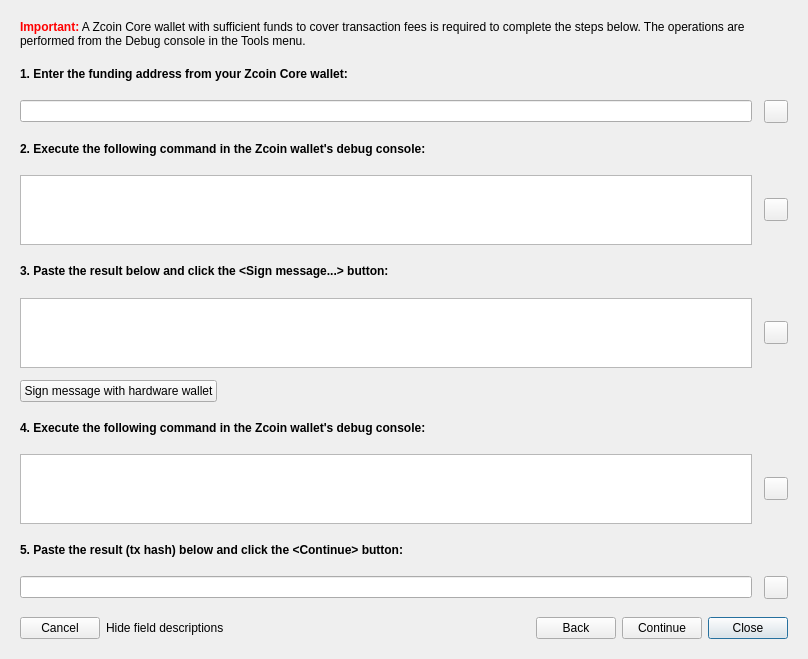
This is src/ui/ui_reg_masternode_dlg.ui in Bertrand256/dash-masternode-tool as Qt 5 draws it before an edit. The edited form follows.
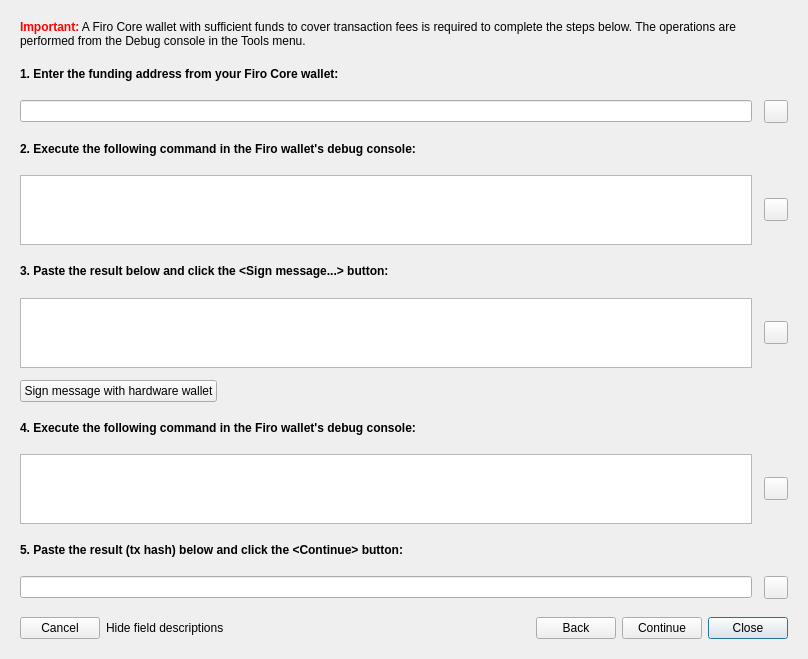
This is the edited form. The open tabs and pages were chosen to show the change.

Commit message: Firo in text messages

Diff of the .ui file:
```diff
--- a/src/ui/ui_reg_masternode_dlg.ui
+++ b/src/ui/ui_reg_masternode_dlg.ui
@@ -788,7 +788,7 @@
        <item>
         <widget class="QLabel" name="label_10">
          <property name="text">
-          <string>&lt;span style=&quot;color:red&quot;&gt;&lt;b&gt;Important:&lt;/b&gt;&lt;/span&gt; A Zcoin Core wallet with sufficient funds to cover transaction fees is required to complete the steps below. The operations are performed from the Debug console in the Tools menu.</string>
+          <string>&lt;span style=&quot;color:red&quot;&gt;&lt;b&gt;Important:&lt;/b&gt;&lt;/span&gt; A Firo Core wallet with sufficient funds to cover transaction fees is required to complete the steps below. The operations are performed from the Debug console in the Tools menu.</string>
          </property>
          <property name="wordWrap">
           <bool>true</bool>
@@ -801,7 +801,7 @@
        <item>
         <widget class="QLabel" name="label_12">
          <property name="text">
-          <string>&lt;b&gt;1. Enter the funding address from your Zcoin Core wallet:&lt;/b&gt;</string>
+          <string>&lt;b&gt;1. Enter the funding address from your Firo Core wallet:&lt;/b&gt;</string>
          </property>
         </widget>
        </item>
@@ -829,7 +829,7 @@
        <item>
         <widget class="QLabel" name="label_13">
          <property name="text">
-          <string>&lt;b&gt;2. Execute the following command in the Zcoin wallet's debug console:&lt;/b&gt;</string>
+          <string>&lt;b&gt;2. Execute the following command in the Firo wallet's debug console:&lt;/b&gt;</string>
          </property>
         </widget>
        </item>
@@ -933,7 +933,7 @@
        <item>
         <widget class="QLabel" name="label_17">
          <property name="text">
-          <string>&lt;b&gt;4. Execute the following command in the Zcoin wallet's debug console:&lt;/b&gt;</string>
+          <string>&lt;b&gt;4. Execute the following command in the Firo wallet's debug console:&lt;/b&gt;</string>
          </property>
         </widget>
        </item>
```
Left out of the diff: 8 changed lines with no effect on the pictures. The commit also changes 28 other files.
